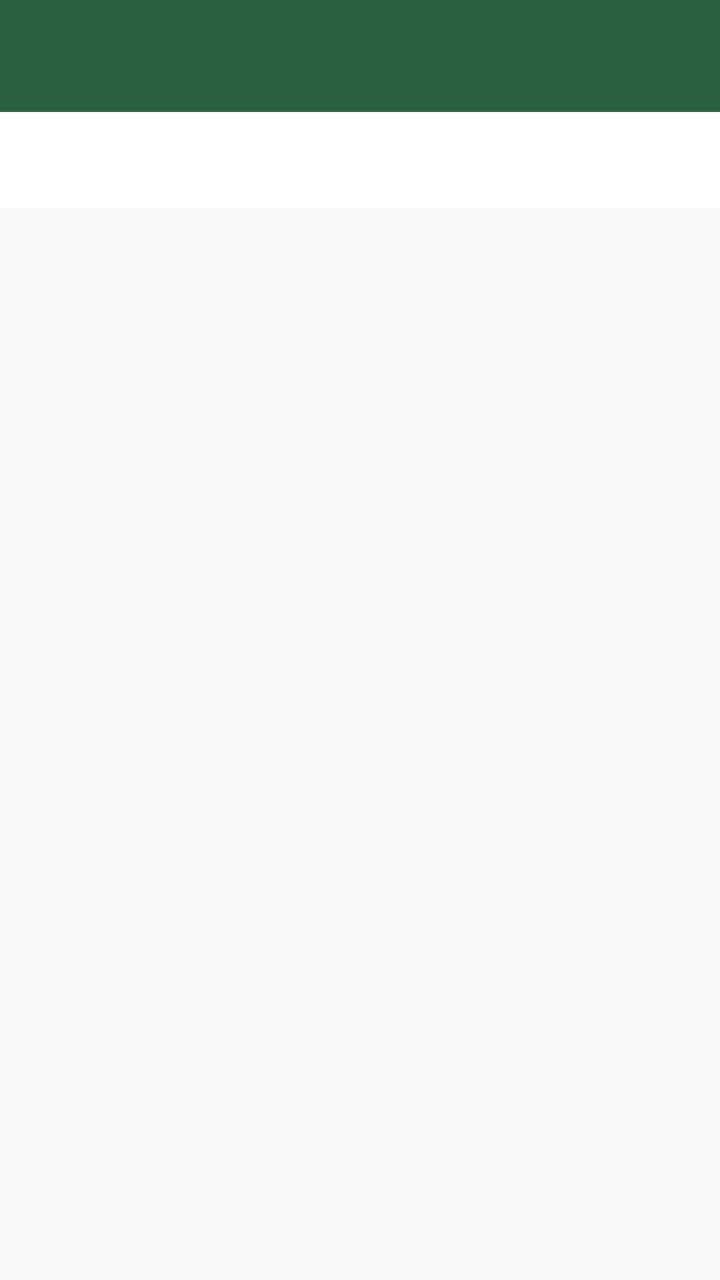
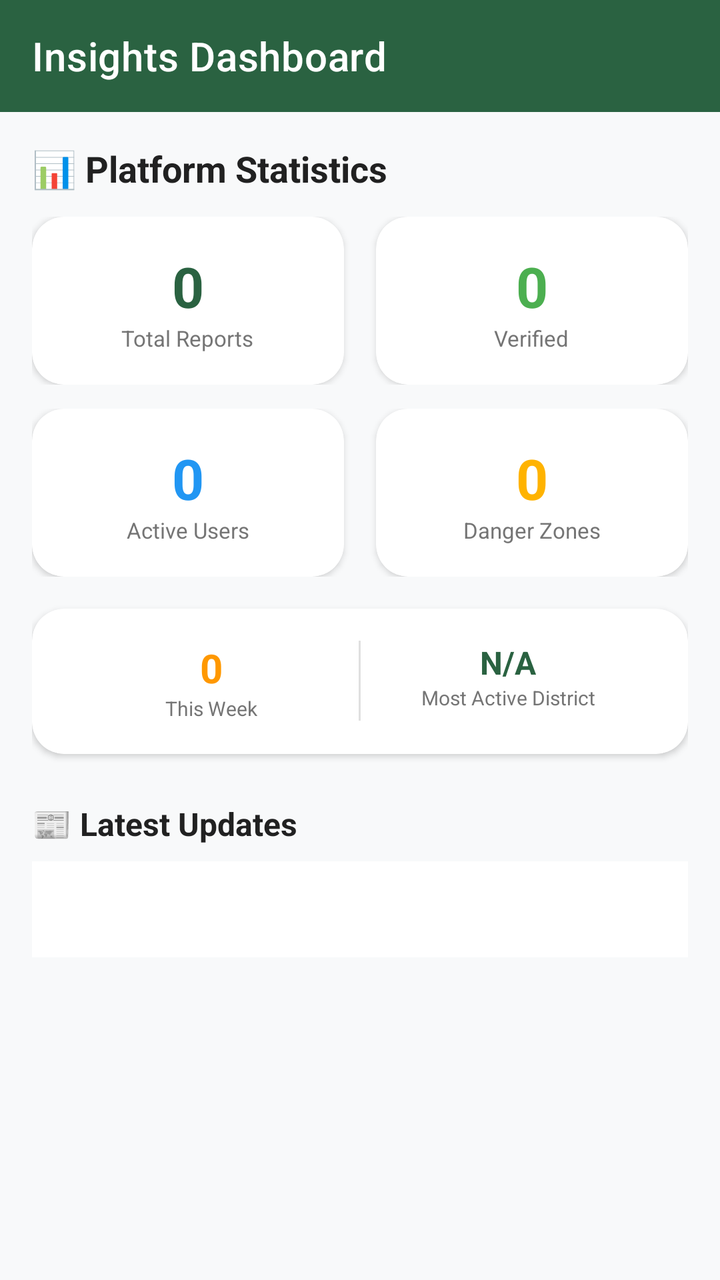

An Android layout rendered at two revisions. The XML below is the earlier revision; the diff shows what the commit changed to produce the second picture.
<!-- AndroidManifest.xml: application theme Theme.ElephAlert -->
<!-- res/layout/activity_insights.xml -->
<?xml version="1.0" encoding="utf-8"?>
<LinearLayout xmlns:android="http://schemas.android.com/apk/res/android"
    xmlns:app="http://schemas.android.com/apk/res-auto"
    android:layout_width="match_parent"
    android:layout_height="match_parent"
    android:orientation="vertical">

    <androidx.appcompat.widget.Toolbar
        android:id="@+id/toolbar"
        android:layout_width="match_parent"
        android:layout_height="?attr/actionBarSize"
        android:background="@color/primary"
        app:titleTextColor="@android:color/white" />

    <ProgressBar
        android:id="@+id/progressBar"
        android:layout_width="wrap_content"
        android:layout_height="wrap_content"
        android:layout_gravity="center"
        android:layout_marginTop="32dp"
        android:visibility="gone" />

    <com.google.android.material.tabs.TabLayout
        android:id="@+id/tabLayout"
        android:layout_width="match_parent"
        android:layout_height="wrap_content"
        android:background="@color/white"
        app:tabMode="scrollable"
        app:tabGravity="fill"
        app:tabIndicatorColor="@color/primary"
        app:tabSelectedTextColor="@color/primary"
        app:tabTextColor="@color/gray_dark" />

    <androidx.viewpager2.widget.ViewPager2
        android:id="@+id/viewPager"
        android:layout_width="match_parent"
        android:layout_height="match_parent" />

</LinearLayout>
<!-- resources referenced by this layout -->
<resources>
  <color name="gray_dark">#757575</color>
  <color name="primary">#2A6241</color>
  <color name="white">#FFFFFF</color>
  <style name="Theme.ElephAlert" parent="Theme.MaterialComponents.DayNight.NoActionBar">
          
          <item name="colorPrimary">@color/primary</item>
          <item name="colorPrimaryVariant">@color/primary_dark</item>
          <item name="colorOnPrimary">@color/white</item>
  
          
          <item name="colorSecondary">@color/warning</item>
          <item name="colorSecondaryVariant">@color/warning</item>
          <item name="colorOnSecondary">@color/black</item>
  
          
          <item name="android:windowBackground">@color/bg_screen</item>
          <item name="colorSurface">@color/white</item>
          <item name="colorOnSurface">@color/black</item>
  
          
          <item name="android:statusBarColor">@color/primary_dark</item>
  
          
          <item name="actionBarSize">56dp</item>
      </style>
  <color name="primary_dark">#1B432A</color>
  <color name="warning">#FFB300</color>
  <color name="black">#212121</color>
  <color name="bg_screen">#F8F9FA</color>
</resources>

<!-- the commit's change to res/layout/activity_insights.xml (unified diff, before → after) -->
@@ -3,37 +3,309 @@
     xmlns:app="http://schemas.android.com/apk/res-auto"
     android:layout_width="match_parent"
     android:layout_height="match_parent"
-    android:orientation="vertical">
-
+    android:orientation="vertical"
+    android:background="@color/bg_screen">
+
+    
     <androidx.appcompat.widget.Toolbar
         android:id="@+id/toolbar"
         android:layout_width="match_parent"
         android:layout_height="?attr/actionBarSize"
         android:background="@color/primary"
-        app:titleTextColor="@android:color/white" />
+        app:titleTextColor="@android:color/white"
+        app:title="Insights Dashboard" />
 
     <ProgressBar
         android:id="@+id/progressBar"
         android:layout_width="wrap_content"
         android:layout_height="wrap_content"
         android:layout_gravity="center"
-        android:layout_marginTop="32dp"
+        android:layout_marginTop="20dp"
         android:visibility="gone" />
 
-    <com.google.android.material.tabs.TabLayout
-        android:id="@+id/tabLayout"
+    <androidx.core.widget.NestedScrollView
         android:layout_width="match_parent"
-        android:layout_height="wrap_content"
-        android:background="@color/white"
-        app:tabMode="scrollable"
-        app:tabGravity="fill"
-        app:tabIndicatorColor="@color/primary"
-        app:tabSelectedTextColor="@color/primary"
-        app:tabTextColor="@color/gray_dark" />
-
-    <androidx.viewpager2.widget.ViewPager2
-        android:id="@+id/viewPager"
-        android:layout_width="match_parent"
-        android:layout_height="match_parent" />
+        android:layout_height="match_parent"
+        android:fillViewport="true">
+
+        <LinearLayout
+            android:layout_width="match_parent"
+            android:layout_height="wrap_content"
+            android:orientation="vertical"
+            android:padding="16dp">
+
+            
+            <TextView
+                android:layout_width="match_parent"
+                android:layout_height="wrap_content"
+                android:text="📊 Platform Statistics"
+                android:textSize="18sp"
+                android:textStyle="bold"
+                android:textColor="@color/text_primary"
+                android:layout_marginBottom="12dp" />
+
+            
+            <LinearLayout
+                android:layout_width="match_parent"
+                android:layout_height="wrap_content"
+                android:orientation="horizontal"
+                android:layout_marginBottom="12dp">
+
+                <com.google.android.material.card.MaterialCardView
+                    android:layout_width="0dp"
+                    android:layout_height="wrap_content"
+                    android:layout_weight="1"
+                    android:layout_marginEnd="8dp"
+                    app:cardCornerRadius="16dp"
+                    app:cardElevation="2dp"
+                    android:backgroundTint="@color/card_bg">
+
+                    <LinearLayout
+                        android:layout_width="match_parent"
+                        android:layout_height="wrap_content"
+                        android:orientation="vertical"
+                        android:padding="16dp"
+                        android:gravity="center">
+
+                        <TextView
+                            android:id="@+id/tvTotalReports"
+                            android:layout_width="wrap_content"
+                            android:layout_height="wrap_content"
+                            android:text="0"
+                            android:textSize="28sp"
+                            android:textStyle="bold"
+                            android:textColor="@color/primary" />
+
+                        <TextView
+                            android:layout_width="wrap_content"
+                            android:layout_height="wrap_content"
+                            android:text="Total Reports"
+                            android:textSize="11sp"
+                            android:textColor="@color/gray_dark" />
+
+                    </LinearLayout>
+                </com.google.android.material.card.MaterialCardView>
+
+                <com.google.android.material.card.MaterialCardView
+                    android:layout_width="0dp"
+                    android:layout_height="wrap_content"
+                    android:layout_weight="1"
+                    android:layout_marginStart="8dp"
+                    app:cardCornerRadius="16dp"
+                    app:cardElevation="2dp"
+                    android:backgroundTint="@color/card_bg">
+
+                    <LinearLayout
+                        android:layout_width="match_parent"
+                        android:layout_height="wrap_content"
+                        android:orientation="vertical"
+                        android:padding="16dp"
+                        android:gravity="center">
+
+                        <TextView
+                            android:id="@+id/tvApprovedReports"
+                            android:layout_width="wrap_content"
+                            android:layout_height="wrap_content"
+                            android:text="0"
+                            android:textSize="28sp"
+                            android:textStyle="bold"
+                            android:textColor="@color/success" />
+
+                        <TextView
+                            android:layout_width="wrap_content"
+                            android:layout_height="wrap_content"
+                            android:text="Verified"
+                            android:textSize="11sp"
+                            android:textColor="@color/gray_dark" />
+
+                    </LinearLayout>
+                </com.google.android.material.card.MaterialCardView>
+
+            </LinearLayout>
+
+            
+            <LinearLayout
+                android:layout_width="match_parent"
+                android:layout_height="wrap_content"
+                android:orientation="horizontal"
+                android:layout_marginBottom="16dp">
+
+                <com.google.android.material.card.MaterialCardView
+                    android:layout_width="0dp"
+                    android:layout_height="wrap_content"
+                    android:layout_weight="1"
+                    android:layout_marginEnd="8dp"
+                    app:cardCornerRadius="16dp"
+                    app:cardElevation="2dp"
+                    android:backgroundTint="@color/card_bg">
+
+                    <LinearLayout
+                        android:layout_width="match_parent"
+                        android:layout_height="wrap_content"
+                        android:orientation="vertical"
+                        android:padding="16dp"
+                        android:gravity="center">
+
+                        <TextView
+                            android:id="@+id/tvTotalUsers"
+                            android:layout_width="wrap_content"
+                            android:layout_height="wrap_content"
+                            android:text="0"
+                            android:textSize="28sp"
+                            android:textStyle="bold"
+                            android:textColor="@color/info" />
+
+                        <TextView
+                            android:layout_width="wrap_content"
+                            android:layout_height="wrap_content"
+                            android:text="Active Users"
+                            android:textSize="11sp"
+                            android:textColor="@color/gray_dark" />
+
+                    </LinearLayout>
+                </com.google.android.material.card.MaterialCardView>
+
+                <com.google.android.material.card.MaterialCardView
+                    android:layout_width="0dp"
+                    android:layout_height="wrap_content"
+                    android:layout_weight="1"
+                    android:layout_marginStart="8dp"
+                    app:cardCornerRadius="16dp"
+                    app:cardElevation="2dp"
+                    android:backgroundTint="@color/card_bg">
+
+                    <LinearLayout
+                        android:layout_width="match_parent"
+                        android:layout_height="wrap_content"
+                        android:orientation="vertical"
+                        android:padding="16dp"
+                        android:gravity="center">
+
+                        <TextView
+                            android:id="@+id/tvDangerZones"
+                            android:layout_width="wrap_content"
+                            android:layout_height="wrap_content"
+                            android:text="0"
+                            android:textSize="28sp"
+                            android:textStyle="bold"
+                            android:textColor="@color/warning" />
+
+                        <TextView
+                            android:layout_width="wrap_content"
+                            android:layout_height="wrap_content"
+                            android:text="Danger Zones"
+                            android:textSize="11sp"
+                            android:textColor="@color/gray_dark" />
+
+                    </LinearLayout>
+                </com.google.android.material.card.MaterialCardView>
+
+            </LinearLayout>
+
+            
+            <com.google.android.material.card.MaterialCardView
+                android:layout_width="match_parent"
+                android:layout_height="wrap_content"
+                app:cardCornerRadius="16dp"
+                app:cardElevation="2dp"
+                android:layout_marginBottom="24dp">
+
+                <LinearLayout
+                    android:layout_width="match_parent"
+                    android:layout_height="wrap_content"
+                    android:orientation="horizontal"
+                    android:padding="16dp">
+
+                    <LinearLayout
+                        android:layout_width="0dp"
+                        android:layout_height="wrap_content"
+                        android:layout_weight="1"
+                        android:orientation="vertical"
+                        android:gravity="center">
+
+                        <TextView
+                            android:id="@+id/tvReportsThisWeek"
+                            android:layout_width="wrap_content"
+                            android:layout_height="wrap_content"
+                            android:text="0"
+                            android:textSize="20sp"
+                            android:textStyle="bold"
+                            android:textColor="@color/accent" />
+
+                        <TextView
+                            android:layout_width="wrap_content"
+                            android:layout_height="wrap_content"
+                            android:text="This Week"
+                            android:textSize="10sp"
+                            android:textColor="@color/gray_dark" />
+
+                    </LinearLayout>
+
+                    <View
+                        android:layout_width="1dp"
+                        android:layout_height="40dp"
+                        android:background="@color/gray_light" />
+
+                    <LinearLayout
+                        android:layout_width="0dp"
+                        android:layout_height="wrap_content"
+                        android:layout_weight="1"
+                        android:orientation="vertical"
+                        android:gravity="center">
+
+                        <TextView
+                            android:id="@+id/tvTopDistrict"
+                            android:layout_width="wrap_content"
+                            android:layout_height="wrap_content"
+                            android:text="N/A"
+                            android:textSize="16sp"
+                            android:textStyle="bold"
+                            android:textColor="@color/primary" />
+
+                        <TextView
+                            android:layout_width="wrap_content"
+                            android:layout_height="wrap_content"
+                            android:text="Most Active District"
+                            android:textSize="10sp"
+                            android:textColor="@color/gray_dark" />
+
+                    </LinearLayout>
+
+                </LinearLayout>
+
+            </com.google.android.material.card.MaterialCardView>
+
+            
+            <TextView
+                android:layout_width="match_parent"
+                android:layout_height="wrap_content"
+                android:text="📰 Latest Updates"
+                android:textSize="16sp"
+                android:textStyle="bold"
+                android:textColor="@color/text_primary"
+                android:layout_marginBottom="8dp" />
+
+            
+            <com.google.android.material.tabs.TabLayout
+                android:id="@+id/tabLayout"
+                android:layout_width="match_parent"
+                android:layout_height="wrap_content"
+                android:background="@color/white"
+                app:tabMode="scrollable"
+                app:tabGravity="fill"
+                app:tabIndicatorColor="@color/primary"
+                app:tabSelectedTextColor="@color/primary"
+                app:tabTextColor="@color/gray_dark" />
+
+            
+            <androidx.viewpager2.widget.ViewPager2
+                android:id="@+id/viewPager"
+                android:layout_width="match_parent"
+                android:layout_height="wrap_content"
+                android:layout_marginTop="8dp" />
+
+        </LinearLayout>
+
+    </androidx.core.widget.NestedScrollView>
 
 </LinearLayout>
<!-- resource entries referenced after the edit -->
@@ -1,7 +1,15 @@
 <!-- resources referenced by this layout -->
 <resources>
+  <color name="accent">#FF9800</color>
+  <color name="bg_screen">#F8F9FA</color>
+  <color name="card_bg">#FFFFFF</color>
   <color name="gray_dark">#757575</color>
+  <color name="gray_light">#E0E0E0</color>
+  <color name="info">#2196F3</color>
   <color name="primary">#2A6241</color>
+  <color name="success">#4CAF50</color>
+  <color name="text_primary">#212121</color>
+  <color name="warning">#FFB300</color>
   <color name="white">#FFFFFF</color>
   <style name="Theme.ElephAlert" parent="Theme.MaterialComponents.DayNight.NoActionBar">
           
@@ -26,8 +34,6 @@
           <item name="actionBarSize">56dp</item>
       </style>
   <color name="primary_dark">#1B432A</color>
-  <color name="warning">#FFB300</color>
   <color name="black">#212121</color>
-  <color name="bg_screen">#F8F9FA</color>
 </resources>
 
